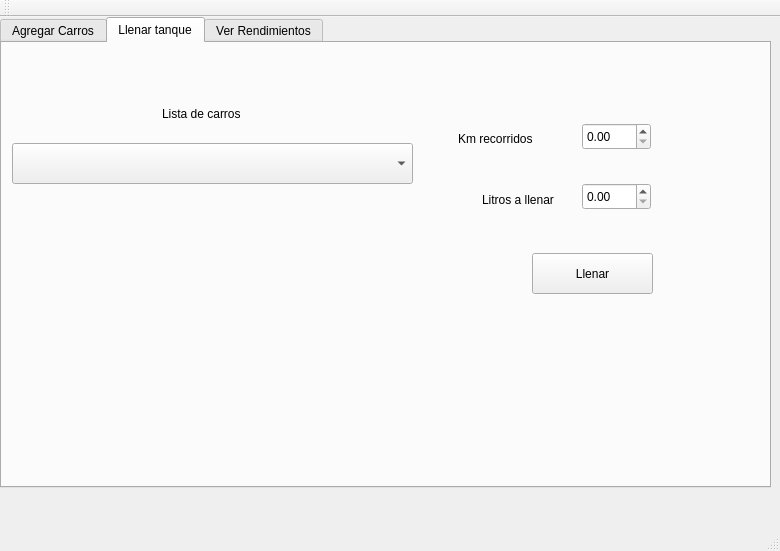
Before: the Qt Designer form RendimientoCarro/mainwindow.ui in pejuan/11411073-proyecto-02, drawn with Qt 5.
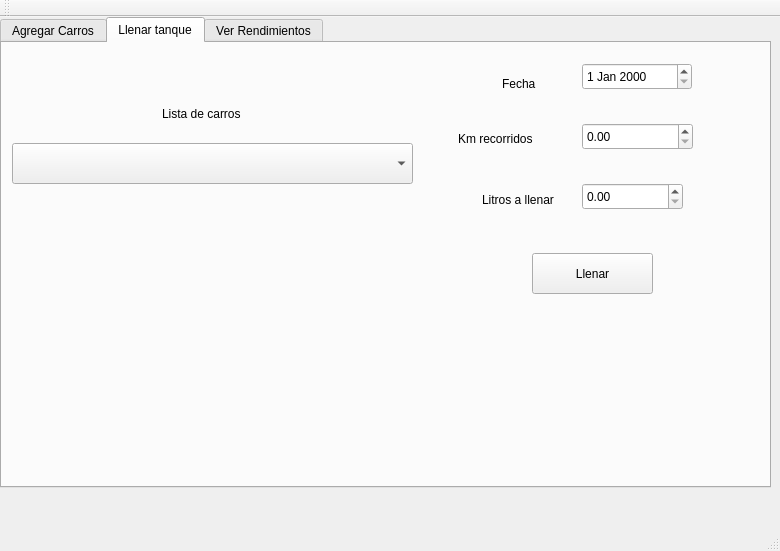
After: the same form once the commit is applied. The open tabs and pages were chosen to show the change.

What changed in the file:
```diff
--- a/RendimientoCarro/mainwindow.ui
+++ b/RendimientoCarro/mainwindow.ui
@@ -216,7 +216,7 @@
        <rect>
         <x>580</x>
         <y>140</y>
-        <width>69</width>
+        <width>101</width>
         <height>27</height>
        </rect>
       </property>
@@ -265,10 +265,13 @@
        <rect>
         <x>580</x>
         <y>80</y>
-        <width>69</width>
+        <width>111</width>
         <height>27</height>
        </rect>
       </property>
+      <property name="maximum">
+       <double>999.990000000000009</double>
+      </property>
      </widget>
      <widget class="QLabel" name="label_9">
       <property name="geometry">
@@ -283,6 +286,29 @@
        <string>Km recorridos</string>
       </property>
      </widget>
+     <widget class="QDateEdit" name="date_fecha">
+      <property name="geometry">
+       <rect>
+        <x>580</x>
+        <y>20</y>
+        <width>110</width>
+        <height>27</height>
+       </rect>
+      </property>
+     </widget>
+     <widget class="QLabel" name="label_10">
+      <property name="geometry">
+       <rect>
+        <x>500</x>
+        <y>30</y>
+        <width>41</width>
+        <height>21</height>
+       </rect>
+      </property>
+      <property name="text">
+       <string>Fecha</string>
+      </property>
+     </widget>
     </widget>
     <widget class="QWidget" name="tab_2">
      <attribute name="title">
```
Left out of the diff: 2 changed lines with no effect on the pictures.
